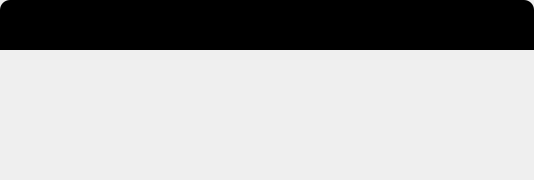
Kirizaku/AurexTranslator, file src/UI/forms/textoutputwindow.ui: the form before one commit.
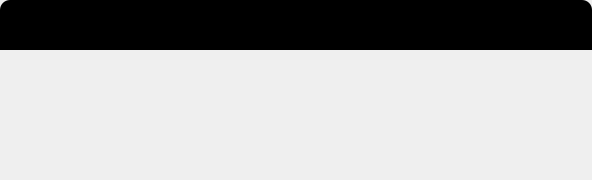
The form after the commit. Icons and pictures are not drawn.

```diff
--- a/src/UI/forms/textoutputwindow.ui
+++ b/src/UI/forms/textoutputwindow.ui
@@ -6,7 +6,7 @@
    <rect>
     <x>0</x>
     <y>0</y>
-    <width>534</width>
+    <width>592</width>
     <height>180</height>
    </rect>
   </property>
```
Left out of the diff: 34 changed lines with no effect on the pictures.
